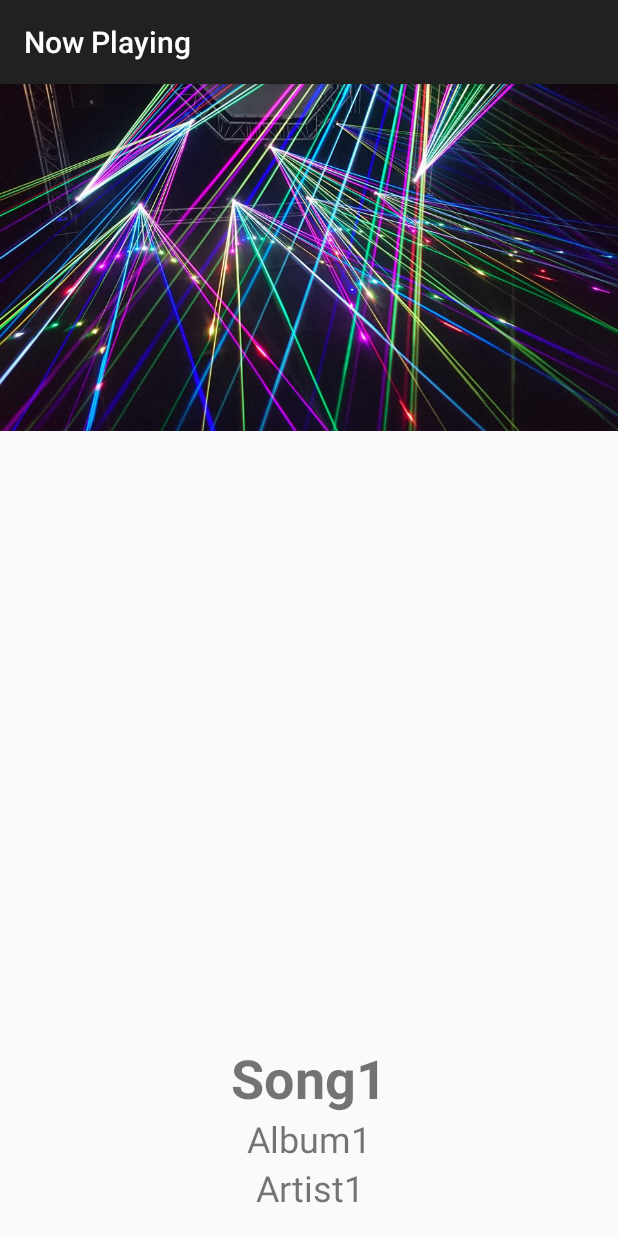
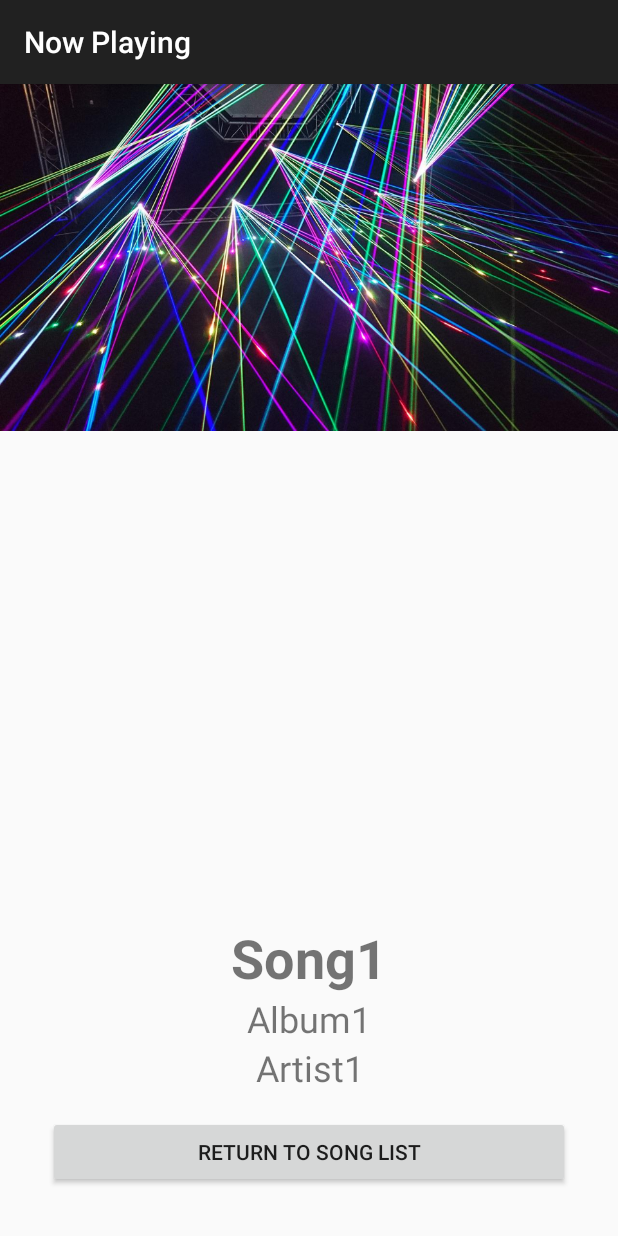
Before and after one commit to brkline/ABND_Project4_MusicalStructureApp, an Android app: the screen it shows after launch (DetailsActivity), after a tap on "DETAILS", on a phone screen of 412 x 824 dp. Run offline under Robolectric (Android 15) with nearby library versions, the phone set to English and light mode, and no system bars; 1 other tap on this screen came first.

Commit message:
Added button to return to MainActivity per rubric

```diff
--- a/app/src/main/java/com/example/android/abnd_project4_musicalstructureapp/DetailsActivity.java
+++ b/app/src/main/java/com/example/android/abnd_project4_musicalstructureapp/DetailsActivity.java
@@ -4,8 +4,12 @@ import android.content.Context;
 import android.content.Intent;
 import android.os.Bundle;
 import android.support.v7.app.AppCompatActivity;
+import android.view.View;
+import android.widget.Button;
 import android.widget.ImageView;
 import android.widget.TextView;
+
+import java.util.Set;
 
 public class DetailsActivity extends AppCompatActivity {
 
@@ -35,13 +39,27 @@ public class DetailsActivity extends AppCompatActivity {
             setTitle(intent.getStringExtra("ActivityTitle"));
         }
         // End attribution
+
+        // Set an onClickListener so we can return to the Main Activity
+        Button songsButton = findViewById(R.id.song_list_button);
+        songsButton.setOnClickListener(new View.OnClickListener() {
+            @Override
+            public void onClick(View v) {
+                Context onClickcontext = v.getContext();
+                Intent mainActivityIntent = new Intent(new Intent(onClickcontext, MainActivity.class));
+                onClickcontext.startActivity(mainActivityIntent);
+
             }
+        });
+    }
+
+
 
                 // Code below is based on https://stackoverflow.com/a/20021447/9645654
                 /**
                  * Get the Image ID for the drawable
                  */
-    public int getDrawableImageID(String drawable) {
+        public int getDrawableImageID (String drawable){
             return context.getResources().getIdentifier(drawable, "drawable", context.getPackageName());
         }
         // End attribution
--- a/app/src/main/res/layout/details.xml
+++ b/app/src/main/res/layout/details.xml
@@ -17,7 +17,7 @@
         android:layout_height="wrap_content"
         android:layout_alignParentBottom="true"
         android:orientation="vertical"
-        android:padding="16dp">
+        android:padding="@dimen/details_linearLayout_padding">
 
         <TextView
             android:id="@+id/details_song_name_tv"
@@ -25,7 +25,7 @@
             android:layout_height="wrap_content"
             android:text="@string/details_song"
             android:textAlignment="center"
-            android:textSize="36sp"
+            android:textSize="@dimen/details_song_name_textView_textSize"
             android:textStyle="bold" />
 
         <TextView
@@ -34,7 +34,7 @@
             android:layout_height="wrap_content"
             android:text="@string/details_Artist"
             android:textAlignment="center"
-            android:textSize="24sp" />
+            android:textSize="@dimen/details_album_textView_textSize"            />
 
         <TextView
             android:id="@+id/details_artist_name_tv"
@@ -42,7 +42,13 @@
             android:layout_height="wrap_content"
             android:text="@string/details_Album"
             android:textAlignment="center"
-            android:textSize="24sp" />
+            android:textSize="@dimen/details_artist_textView_textSize"           />
+        <Button
+            android:id="@+id/song_list_button"
+            android:layout_width="match_parent"
+            android:layout_height="wrap_content"
+            android:text="Return to Song List"
+            android:layout_margin="@dimen/details_song_list_button_layoutMargin"/>
 
     </LinearLayout>
 
--- a/app/src/main/res/values/dimens.xml
+++ b/app/src/main/res/values/dimens.xml
@@ -2,4 +2,9 @@
 <resources>
     <dimen name="music_list_layout_margin">16dp</dimen>
     <dimen name="song_name_textSize">20sp</dimen>
+    <dimen name="details_song_list_button_layoutMargin">16dp</dimen>
+    <dimen name="details_artist_textView_textSize">24sp</dimen>
+    <dimen name="details_album_textView_textSize">24sp</dimen>
+    <dimen name="details_song_name_textView_textSize">36sp</dimen>
+    <dimen name="details_linearLayout_padding">16dp</dimen>
 </resources>
```
Lines whose indentation alone changed are shown as unchanged.
